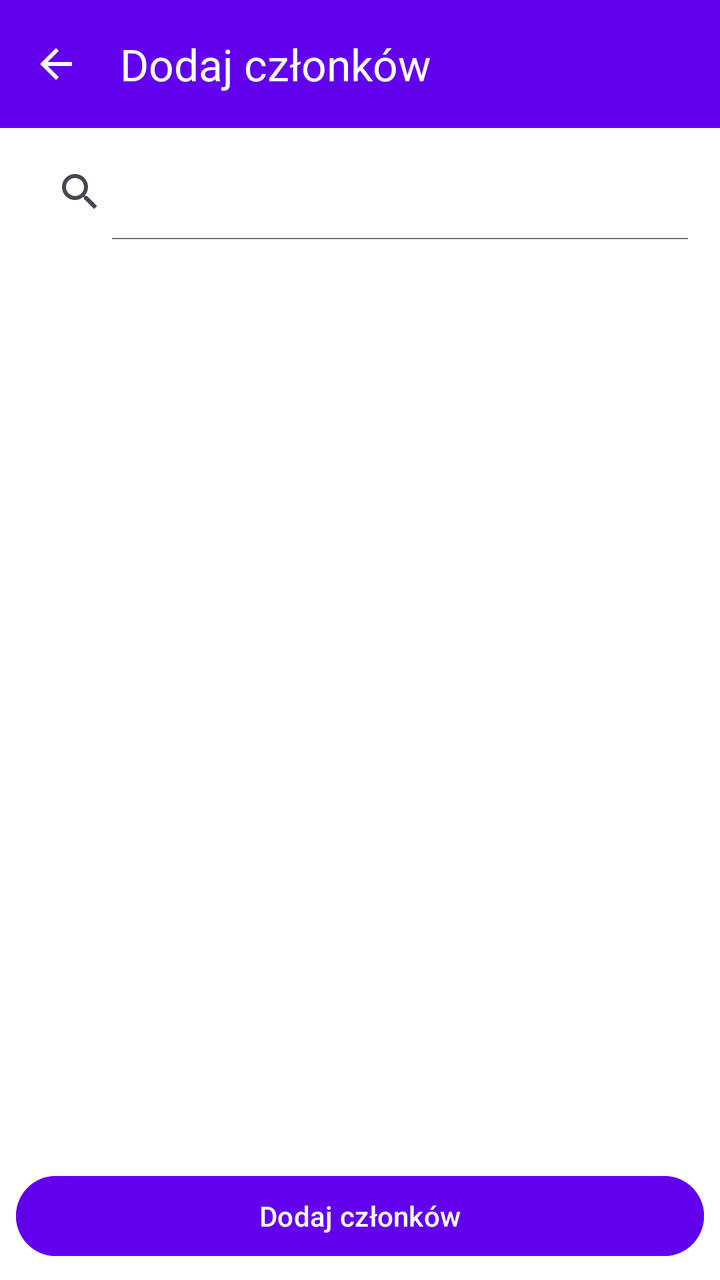
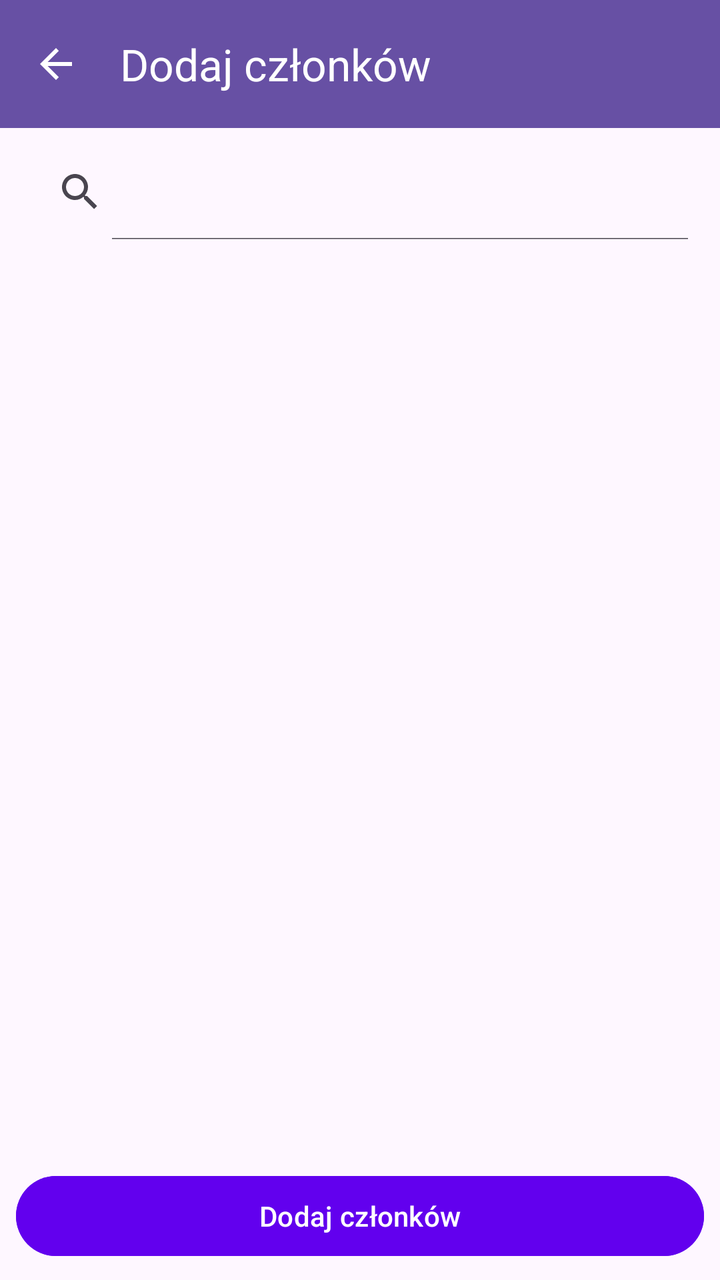

Screens rendered from an Android XML layout before and after an edit, with the pre-edit source and the edit as a unified diff.
<!-- AndroidManifest.xml: application theme Theme.Messenger -->
<!-- res/layout/activity_add_members.xml -->
<?xml version="1.0" encoding="utf-8"?>
<LinearLayout
    xmlns:android="http://schemas.android.com/apk/res/android"
    xmlns:app="http://schemas.android.com/apk/res-auto"
    android:orientation="vertical"
    android:layout_width="match_parent"
    android:layout_height="match_parent"
    android:background="#FFFFFF">

    
    <androidx.appcompat.widget.Toolbar
        android:id="@+id/toolbar"
        android:layout_width="match_parent"
        android:layout_height="?attr/actionBarSize"
        android:background="#6200EE"
        app:titleTextColor="#FFFFFF"
        app:title="@string/add_members"
        app:navigationIcon="@drawable/ic_arrow_back"
        app:navigationContentDescription="@string/action_back"/>

    
    <androidx.appcompat.widget.SearchView
        android:id="@+id/search_view"
        android:layout_width="match_parent"
        android:layout_height="wrap_content"
        android:queryHint="@string/search_users_hint"
        app:iconifiedByDefault="false"
        android:layout_margin="8dp"/>

    
    <androidx.recyclerview.widget.RecyclerView
        android:id="@+id/recycler_view"
        android:layout_width="match_parent"
        android:layout_height="0dp"
        android:layout_weight="1"
        android:nestedScrollingEnabled="false"/>

    
    <Button
        android:id="@+id/btn_add_members"
        android:layout_width="match_parent"
        android:layout_height="48dp"
        android:text="@string/add_members"
        android:layout_margin="8dp"
        android:backgroundTint="#6200EE"
        android:textColor="#FFFFFF"
        android:enabled="false"/>

</LinearLayout>
<!-- resources referenced by this layout -->
<resources>
  <!-- drawable ic_arrow_back (drawable) -->
  <vector xmlns:android="http://schemas.android.com/apk/res/android"
      android:width="24dp"
      android:height="24dp"
      android:viewportWidth="24"
      android:viewportHeight="24"
      android:tint="?attr/colorOnPrimary">
      <path
          android:fillColor="@android:color/white"
          android:pathData="M20,11H7.83l5.59,-5.59L12,4l-8,8 8,8 1.41,-1.41L7.83,13H20v-2z"/>
  </vector>
  <string name="action_back">Wstecz</string>
  <string name="add_members">Dodaj członków</string>
  <string name="search_users_hint">Szukaj użytkowników</string>
  <style name="Theme.Messenger" parent="Theme.Material3.DayNight.NoActionBar" />
</resources>

<!-- the commit's change to res/layout/activity_add_members.xml (unified diff, before → after) -->
@@ -4,16 +4,15 @@
     xmlns:app="http://schemas.android.com/apk/res-auto"
     android:orientation="vertical"
     android:layout_width="match_parent"
-    android:layout_height="match_parent"
-    android:background="#FFFFFF">
+    android:layout_height="match_parent">
 
     
     <androidx.appcompat.widget.Toolbar
         android:id="@+id/toolbar"
         android:layout_width="match_parent"
         android:layout_height="?attr/actionBarSize"
-        android:background="#6200EE"
-        app:titleTextColor="#FFFFFF"
+        android:background="?attr/colorPrimary"
+        app:titleTextColor="?attr/colorOnPrimary"
         app:title="@string/add_members"
         app:navigationIcon="@drawable/ic_arrow_back"
         app:navigationContentDescription="@string/action_back"/>
